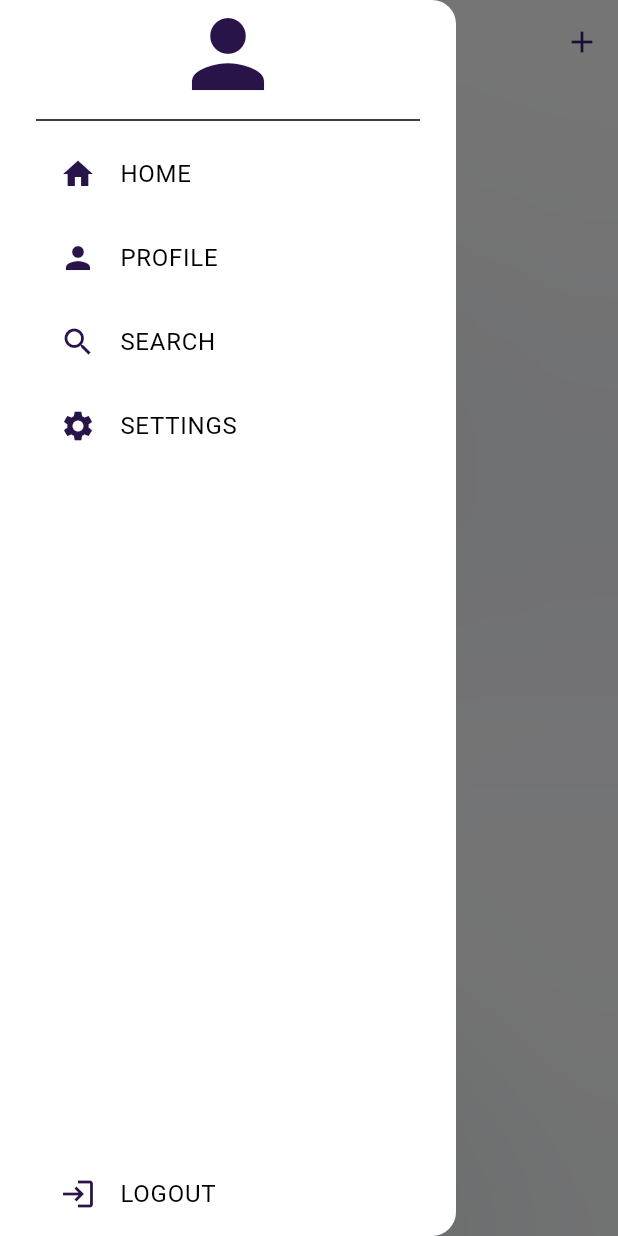
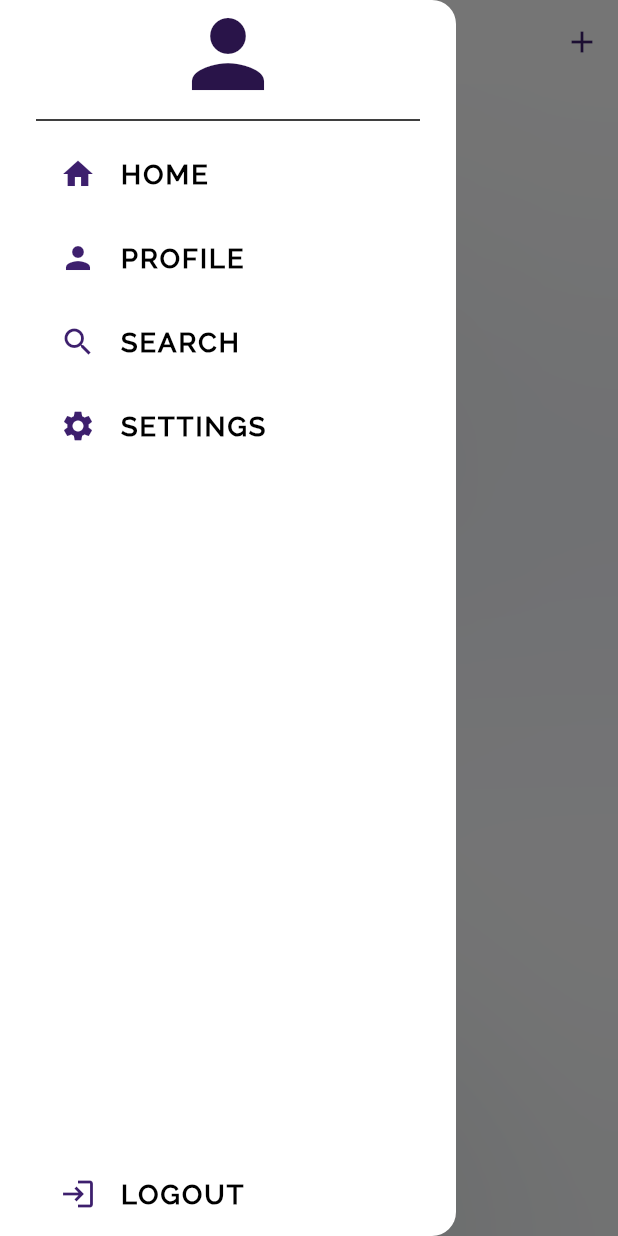
Before and after one commit to NovaLogics/lyxa-live-flutter-app, a Flutter app: the HomeScreen screen opened directly, with the side drawer open, on a phone screen of 412 x 824 dp. Run offline on Flutter 3.47's test engine with Material 3 defaults, Android fonts, the phone set to English and light mode, and no system bars; our stand-ins replace cached_network_image, carousel_slider, cloud_firestore, file_picker, firebase_auth, firebase_core and 8 more; accounts and stored records are empty; generated files the repository leaves out were written again.

Commit message:
feat [ home ]: Update Widget [ DrawerTitleUnit ]

```diff
--- a/lib/src/features/home/ui/components/drawer_title_unit.dart
+++ b/lib/src/features/home/ui/components/drawer_title_unit.dart
@@ -1,4 +1,5 @@
 import 'package:flutter/material.dart';
+import 'package:lyxa_live/src/core/styles/app_text_styles.dart';
 
 class DrawerTitleUnit extends StatelessWidget {
   final String title;
@@ -19,11 +20,15 @@ class DrawerTitleUnit extends StatelessWidget {
     return ListTile(
       title: Text(
         title,
-        style: TextStyle(color: theme.colorScheme.inversePrimary),
+        style: AppTextStyles.subtitlePrimary.copyWith(
+          color: Theme.of(context).colorScheme.inversePrimary,
+          letterSpacing: 1.4,
+          shadows: [],
+        ),
       ),
       leading: Icon(
         icon,
-        color: theme.colorScheme.primary,
+        color: theme.colorScheme.onPrimary,
       ),
       onTap: onTap,
     );
```
